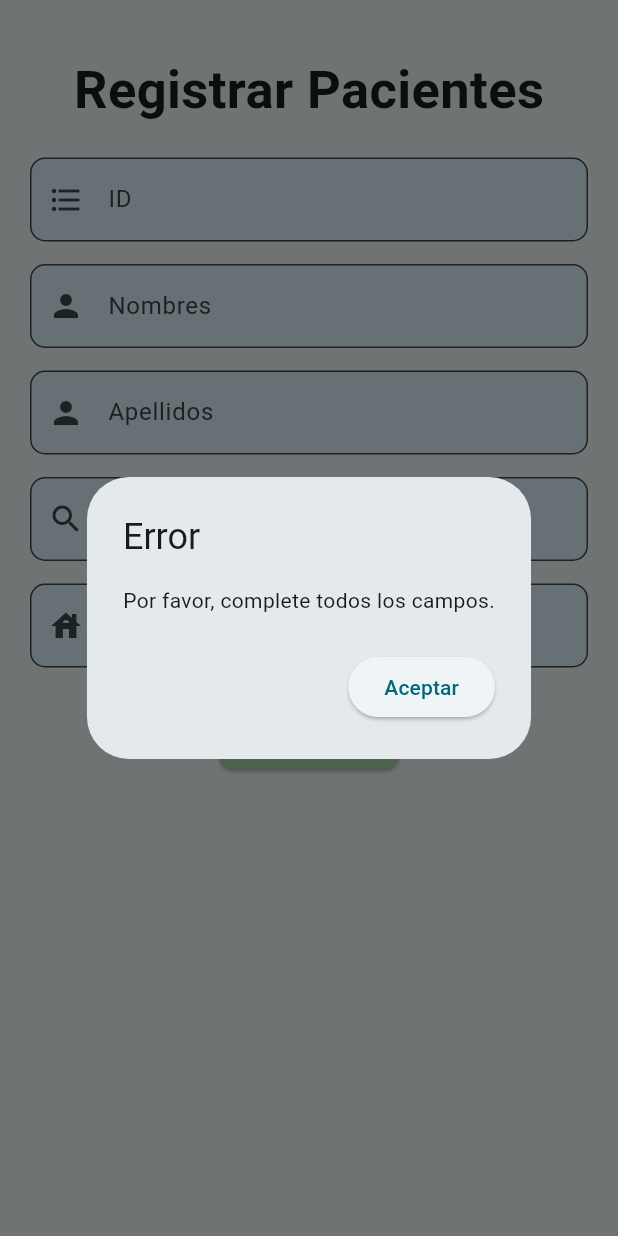
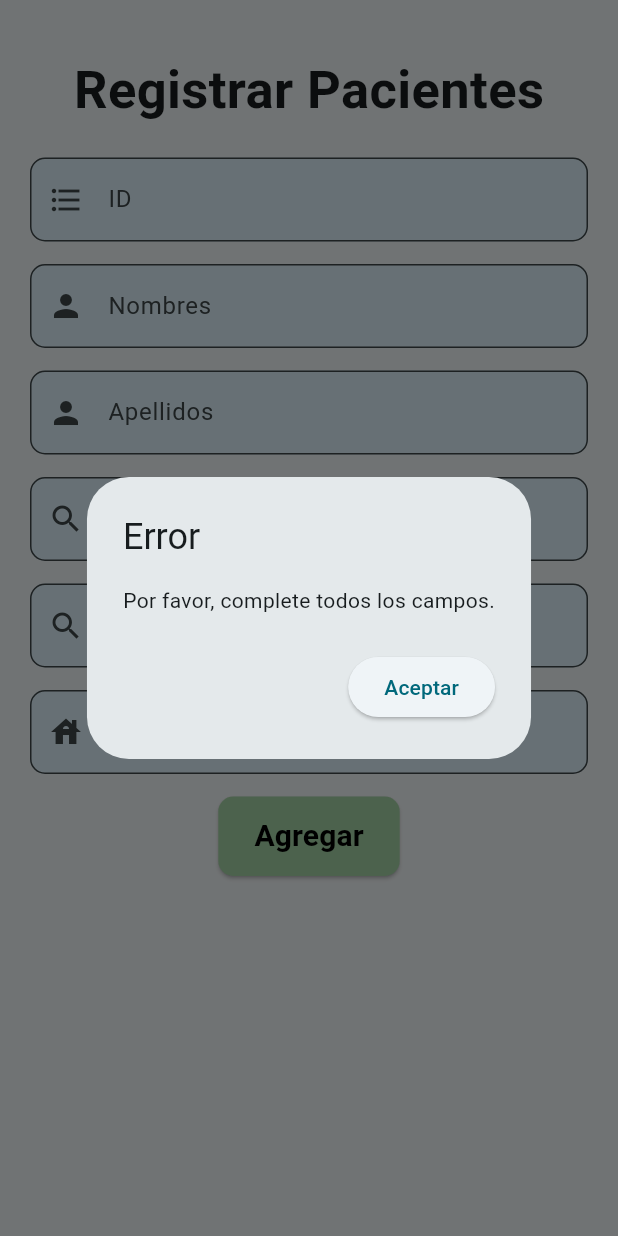
Before and after one commit to pinchi007/eval2_dsw22, a Flutter app: the Registros widget shown alone on an empty page, opened directly, after a tap on "Agregar", on a phone screen of 412 x 824 dp. Run offline on Flutter 3.47's test engine with Material 2 defaults, Android fonts, the phone set to English and light mode, and no system bars; our stand-ins replace cloud_firestore, firebase_auth, firebase_core, quickalert; accounts and stored records are empty.

Commit message:
Agregar campo de telefono

```diff
--- a/lib/pages/registrar.dart
+++ b/lib/pages/registrar.dart
@@ -7,6 +7,7 @@ class Registros extends StatelessWidget {
     String Nombre,
     String Apellido,
     String Observacion,
+    String Telefono,
     String Direccion,
   ) async {
     //cambiar el nombre tabla por si se copia el codigo antes para agregar campos para una nuevo agregar
@@ -15,6 +16,7 @@ class Registros extends StatelessWidget {
       "nombre": Nombre,
       "Apellido": Apellido,
       "Observacion": Observacion,
+      "Telefono": Telefono,
       "Direccion": Direccion
     });
   }
@@ -25,6 +27,7 @@ class Registros extends StatelessWidget {
   TextEditingController ApellidoController = TextEditingController();
   TextEditingController ObservacionController = TextEditingController();
   TextEditingController DireccionController = TextEditingController();
+  TextEditingController TelefonoController = TextEditingController();
 
   @override
   Widget build(BuildContext context) {
@@ -101,6 +104,21 @@ class Registros extends StatelessWidget {
               ),
               const SizedBox(height: 15),
               TextField(
+                controller: TelefonoController,
+                keyboardType: TextInputType.text,
+                decoration: InputDecoration(
+                    filled: true,
+                    fillColor: Colors.lightBlue[50],
+                    prefixIcon: Padding(
+                        padding: const EdgeInsets.all(8.0),
+                        child: Icon(Icons.search)),
+                    border: OutlineInputBorder(
+                        borderRadius: BorderRadius.circular(10)),
+                    labelText: 'Telefono',
+                    hintText: 'Agregar Telefono'),
+              ),
+              const SizedBox(height: 15),
+              TextField(
                 controller: DireccionController,
                 keyboardType: TextInputType.text,
                 decoration: InputDecoration(
@@ -123,6 +141,7 @@ class Registros extends StatelessWidget {
                       NombreController.text.isEmpty ||
                       ApellidoController.text.isEmpty ||
                       ObservacionController.text.isEmpty ||
+                      TelefonoController.text.isEmpty ||
                       DireccionController.text.isEmpty) {
                     // Muestra un mensaje de error si algún campo está vacío
                     showDialog(
@@ -154,6 +173,7 @@ class Registros extends StatelessWidget {
                         NombreController.text,
                         ApellidoController.text,
                         ObservacionController.text,
+                        TelefonoController.text,
                         DireccionController.text);
 
                     // Muestra un aviso de éxito después de agregar el producto
@@ -183,6 +203,7 @@ class Registros extends StatelessWidget {
                     NombreController.clear();
                     ApellidoController.clear();
                     ObservacionController.clear();
+                    TelefonoController.clear();
                     DireccionController.clear();
                   } catch (e) {
                     // Maneja cualquier excepción que pueda ocurrir al agregar el producto.
```
